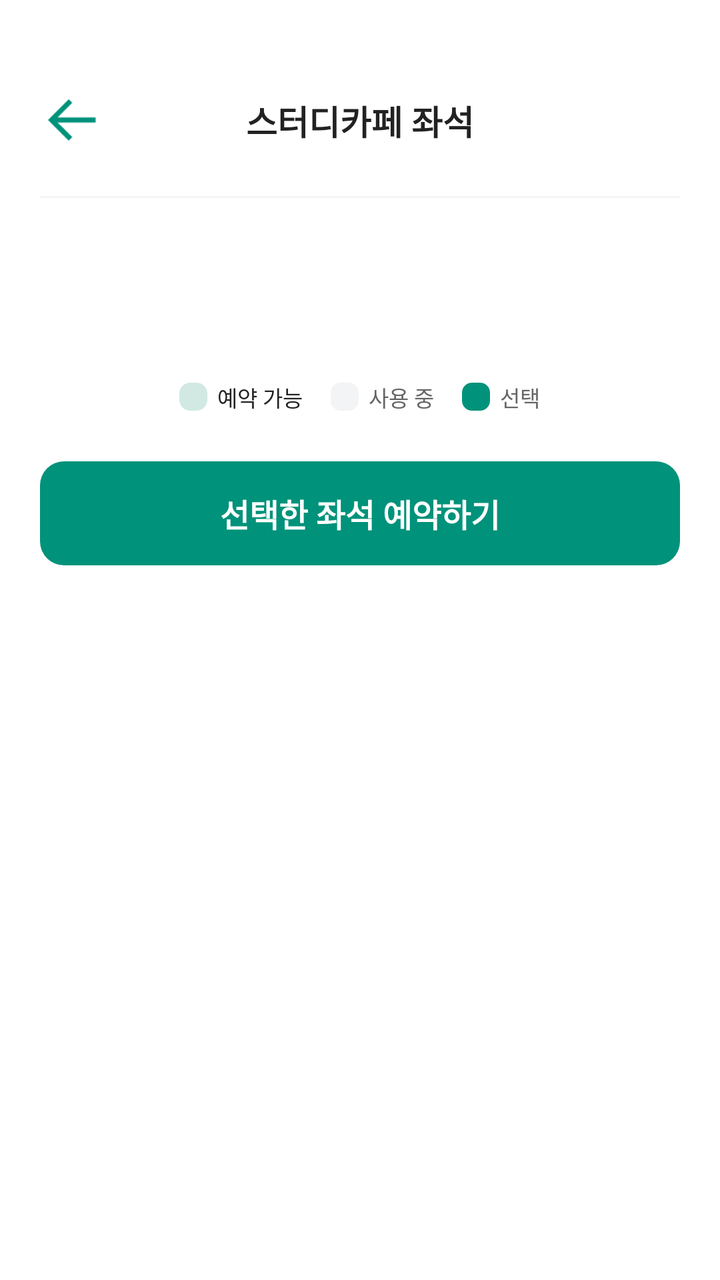
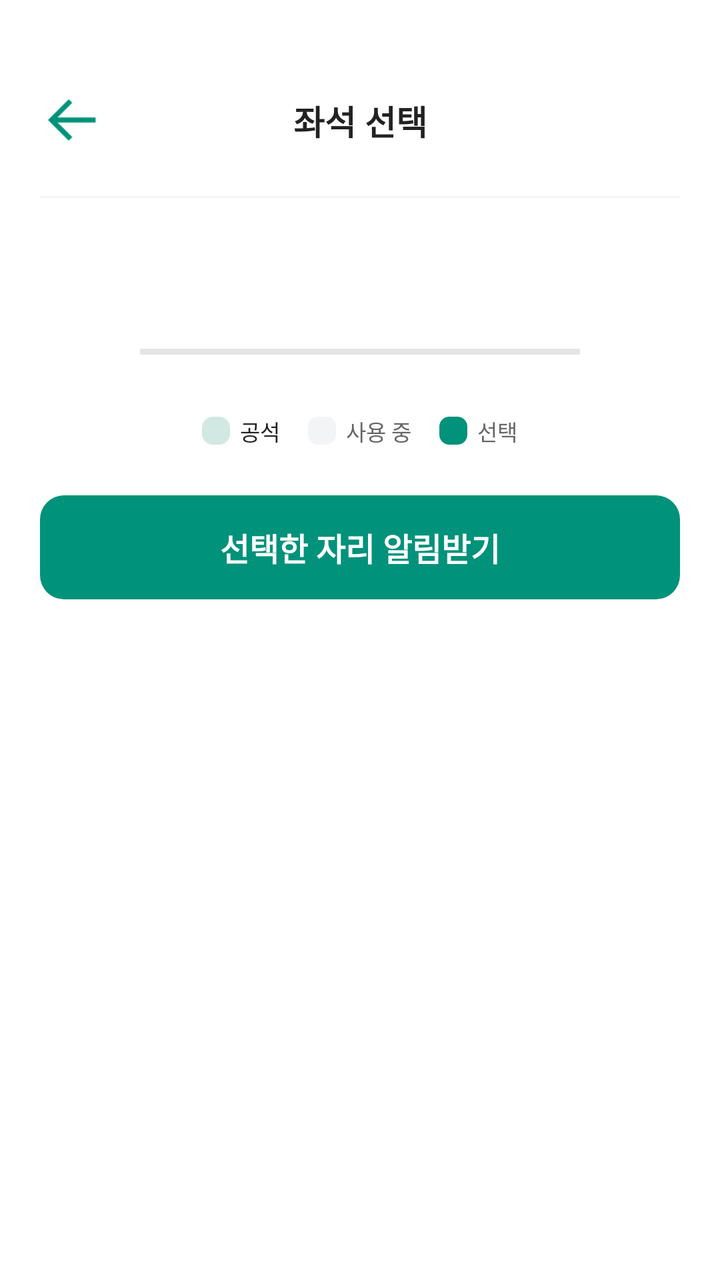

The first picture is an Android layout as it rendered before a commit; the second is the same layout after the commit. The layout source and the unified diff follow.
<!-- AndroidManifest.xml: application theme Theme.AndroidApp -->
<!-- res/layout/activity_study_room.xml -->
<?xml version="1.0" encoding="utf-8"?>
<ScrollView xmlns:android="http://schemas.android.com/apk/res/android"
    xmlns:app="http://schemas.android.com/apk/res-auto"
    android:layout_width="match_parent"
    android:layout_height="match_parent"
    android:background="@color/white"
    android:fillViewport="true">

    <LinearLayout
        android:layout_width="match_parent"
        android:layout_height="wrap_content"
        android:orientation="vertical"
        android:paddingTop="32dp">

        <androidx.constraintlayout.widget.ConstraintLayout
            android:layout_width="match_parent"
            android:layout_height="56dp">

            <ImageButton
                android:id="@+id/btnBack"
                android:layout_width="48dp"
                android:layout_height="48dp"
                android:layout_marginStart="12dp"
                android:background="?attr/selectableItemBackgroundBorderless"
                android:padding="12dp"
                android:scaleType="fitCenter"
                android:src="@drawable/back"
                app:layout_constraintBottom_toBottomOf="parent"
                app:layout_constraintStart_toStartOf="parent"
                app:layout_constraintTop_toTopOf="parent" />

            <TextView
                android:id="@+id/tvTitle"
                android:layout_width="wrap_content"
                android:layout_height="wrap_content"
                android:text="스터디카페 좌석"
                android:textColor="#222222"
                android:textSize="17sp"
                android:textStyle="bold"
                app:layout_constraintBottom_toBottomOf="parent"
                app:layout_constraintEnd_toEndOf="parent"
                app:layout_constraintStart_toStartOf="parent"
                app:layout_constraintTop_toTopOf="parent" />
        </androidx.constraintlayout.widget.ConstraintLayout>

        <View
            android:layout_width="match_parent"
            android:layout_height="1dp"
            android:layout_marginHorizontal="20dp"
            android:layout_marginTop="10dp"
            android:layout_marginBottom="18dp"
            android:background="#F5F5F5" />

        <LinearLayout
            android:layout_width="match_parent"
            android:layout_height="wrap_content"
            android:layout_marginHorizontal="20dp"
            android:orientation="vertical">

            <TextView
                android:id="@+id/tvSelectedSeatInfo"
                android:layout_width="match_parent"
                android:layout_height="wrap_content"
                android:textColor="@color/text_primary"
                android:textSize="14sp"
                android:textStyle="bold" />

            <TextView
                android:id="@+id/tvSelectedActionInfo"
                android:layout_width="match_parent"
                android:layout_height="wrap_content"
                android:layout_marginTop="4dp"
                android:textColor="@color/text_secondary"
                android:textSize="12sp" />
        </LinearLayout>

        <HorizontalScrollView
            android:id="@+id/hsvSeatMap"
            android:layout_width="match_parent"
            android:layout_height="wrap_content"
            android:layout_marginTop="16dp"
            android:clipToPadding="false"
            android:paddingHorizontal="16dp"
            android:scrollbars="horizontal">

            <androidx.recyclerview.widget.RecyclerView
                android:id="@+id/rvSeats"
                android:layout_width="1116dp"
                android:layout_height="wrap_content"
                android:nestedScrollingEnabled="false" />
        </HorizontalScrollView>

        <LinearLayout
            android:layout_width="match_parent"
            android:layout_height="wrap_content"
            android:layout_marginTop="18dp"
            android:gravity="center"
            android:orientation="horizontal">

            <View
                android:layout_width="14dp"
                android:layout_height="14dp"
                android:background="@drawable/bg_legend_rect_outline"
                android:backgroundTint="#D1E9E2" />

            <TextView
                android:layout_width="wrap_content"
                android:layout_height="wrap_content"
                android:layout_marginStart="5dp"
                android:layout_marginEnd="14dp"
                android:text="예약 가능"
                android:textColor="#222222"
                android:textSize="11sp" />

            <View
                android:layout_width="14dp"
                android:layout_height="14dp"
                android:background="@drawable/bg_legend_rect_filled"
                android:backgroundTint="#F3F4F6" />

            <TextView
                android:layout_width="wrap_content"
                android:layout_height="wrap_content"
                android:layout_marginStart="5dp"
                android:layout_marginEnd="14dp"
                android:text="사용 중"
                android:textColor="#666666"
                android:textSize="11sp" />

            <View
                android:layout_width="14dp"
                android:layout_height="14dp"
                android:background="@drawable/bg_legend_rect_filled"
                android:backgroundTint="#00927A" />

            <TextView
                android:layout_width="wrap_content"
                android:layout_height="wrap_content"
                android:layout_marginStart="5dp"
                android:text="선택"
                android:textColor="#666666"
                android:textSize="11sp" />
        </LinearLayout>

        <LinearLayout
            android:id="@+id/btnRegister"
            android:layout_width="match_parent"
            android:layout_height="52dp"
            android:layout_marginHorizontal="20dp"
            android:layout_marginTop="24dp"
            android:layout_marginBottom="32dp"
            android:background="@drawable/bg_primary_button"
            android:backgroundTint="#00927A"
            android:clickable="true"
            android:focusable="true"
            android:foreground="?attr/selectableItemBackground"
            android:gravity="center"
            android:orientation="vertical">

            <TextView
                android:id="@+id/tvRegisterText"
                android:layout_width="wrap_content"
                android:layout_height="wrap_content"
                android:text="선택한 좌석 예약하기"
                android:textColor="@color/white"
                android:textSize="16sp"
                android:textStyle="bold" />
        </LinearLayout>
    </LinearLayout>
</ScrollView>
<!-- resources referenced by this layout -->
<resources>
  <color name="text_primary">#FF111827</color>
  <color name="text_secondary">#FF6B7280</color>
  <color name="white">#FFFFFFFF</color>
  <!-- drawable back: png bitmap (drawable, 571 bytes) -->
  <!-- drawable bg_legend_rect_filled (drawable) -->
  <?xml version="1.0" encoding="utf-8"?>
  <shape xmlns:android="http://schemas.android.com/apk/res/android"
      android:shape="rectangle">
      <solid android:color="@color/white" />
      <corners android:radius="5dp" />
  </shape>
  <!-- drawable bg_legend_rect_outline (drawable) -->
  <shape xmlns:android="http://schemas.android.com/apk/res/android"
      android:shape="rectangle">
      <stroke
          android:width="1dp"
          android:color="#D1E9E2" />
      <solid android:color="@color/white" />
      <corners android:radius="5dp" />
  </shape>
  <!-- drawable bg_primary_button (drawable) -->
  <?xml version="1.0" encoding="utf-8"?>
  <shape xmlns:android="http://schemas.android.com/apk/res/android"
      android:shape="rectangle">
      <solid android:color="@color/jari_green" />
      <corners android:radius="12dp" />
  </shape>
  <style name="Theme.AndroidApp" parent="Base.Theme.AndroidApp" />
  <color name="jari_green">#FF00927A</color>
  <style name="Base.Theme.AndroidApp" parent="Theme.Material3.Light.NoActionBar">
          <item name="colorPrimary">@color/jari_green</item>
          <item name="colorOnPrimary">@color/white</item>
          <item name="colorSecondary">@color/jari_green_dark</item>
          <item name="android:statusBarColor">@color/white</item>
          <item name="android:windowLightStatusBar" tools:targetApi="m">true</item>
      </style>
  <color name="jari_green_dark">#FF007566</color>
</resources>

<!-- the commit's change to res/layout/activity_study_room.xml (unified diff, before → after) -->
@@ -3,8 +3,7 @@
     xmlns:app="http://schemas.android.com/apk/res-auto"
     android:layout_width="match_parent"
     android:layout_height="match_parent"
-    android:background="@color/white"
-    android:fillViewport="true">
+    android:background="@color/white">
 
     <LinearLayout
         android:layout_width="match_parent"
@@ -33,7 +32,7 @@
                 android:id="@+id/tvTitle"
                 android:layout_width="wrap_content"
                 android:layout_height="wrap_content"
-                android:text="스터디카페 좌석"
+                android:text="좌석 선택"
                 android:textColor="#222222"
                 android:textSize="17sp"
                 android:textStyle="bold"
@@ -74,21 +73,20 @@
                 android:textSize="12sp" />
         </LinearLayout>
 
-        <HorizontalScrollView
-            android:id="@+id/hsvSeatMap"
+        <View
+            android:layout_width="220dp"
+            android:layout_height="3dp"
+            android:layout_gravity="center_horizontal"
+            android:layout_marginTop="18dp"
+            android:background="#E5E5E5" />
+
+        <androidx.recyclerview.widget.RecyclerView
+            android:id="@+id/rvSeats"
             android:layout_width="match_parent"
             android:layout_height="wrap_content"
-            android:layout_marginTop="16dp"
-            android:clipToPadding="false"
-            android:paddingHorizontal="16dp"
-            android:scrollbars="horizontal">
-
-            <androidx.recyclerview.widget.RecyclerView
-                android:id="@+id/rvSeats"
-                android:layout_width="1116dp"
-                android:layout_height="wrap_content"
-                android:nestedScrollingEnabled="false" />
-        </HorizontalScrollView>
+            android:layout_marginHorizontal="16dp"
+            android:layout_marginTop="12dp"
+            android:nestedScrollingEnabled="false" />
 
         <LinearLayout
             android:layout_width="match_parent"
@@ -108,7 +106,7 @@
                 android:layout_height="wrap_content"
                 android:layout_marginStart="5dp"
                 android:layout_marginEnd="14dp"
-                android:text="예약 가능"
+                android:text="공석"
                 android:textColor="#222222"
                 android:textSize="11sp" />
 
@@ -161,7 +159,7 @@
                 android:id="@+id/tvRegisterText"
                 android:layout_width="wrap_content"
                 android:layout_height="wrap_content"
-                android:text="선택한 좌석 예약하기"
+                android:text="선택한 자리 알림받기"
                 android:textColor="@color/white"
                 android:textSize="16sp"
                 android:textStyle="bold" />
